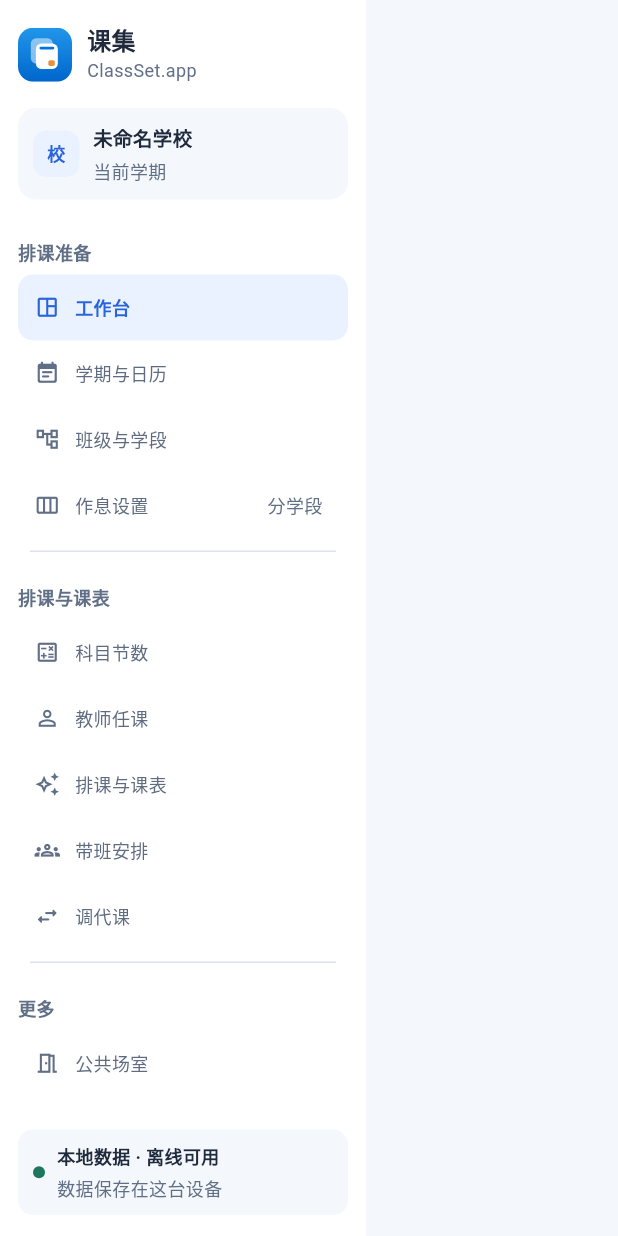
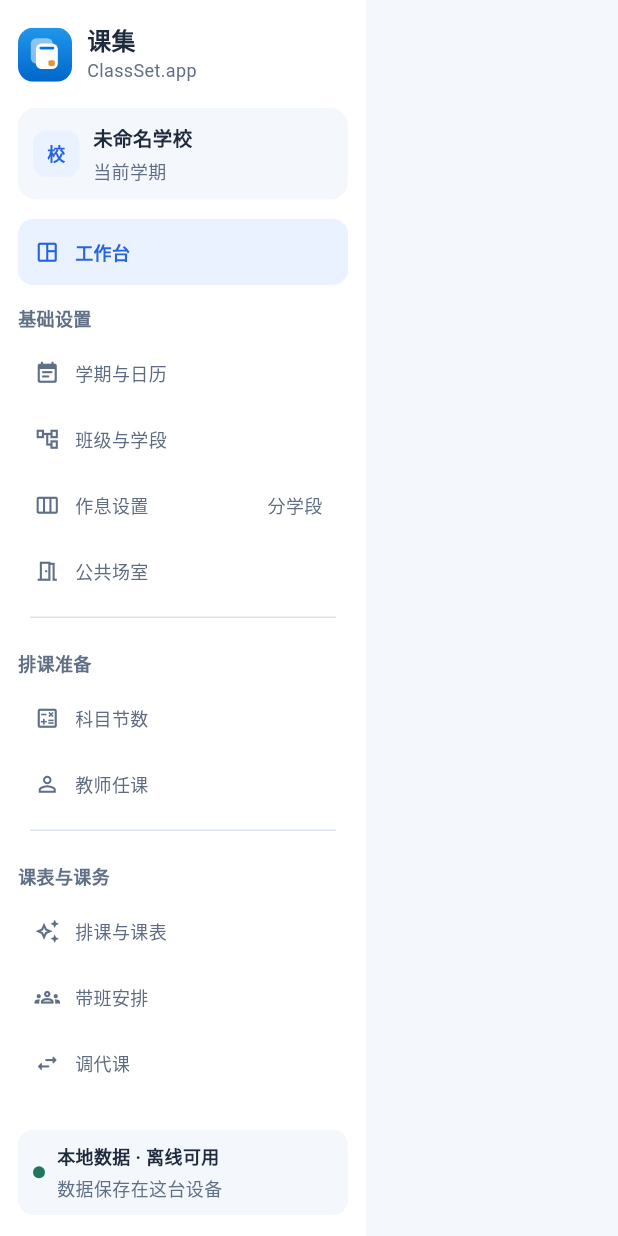
Before and after one commit to trustjser/classset, a Flutter app: the _Sidebar widget shown alone on an empty page, opened directly with empty values, on a phone screen of 412 x 824 dp. Run offline on Flutter 3.47's test engine with Material 3 defaults, Android fonts, the phone set to English and light mode, and no system bars; our stand-ins replace drift, flutter_riverpod, flutter_svg, material_ui; missing offline and left inert: excel, file_selector, forui; accounts and stored records are empty; generated files the repository leaves out were written again; statements that could not run were skipped.

Commit message:
feat: 调整菜单

```diff
--- a/lib/app.dart
+++ b/lib/app.dart
@@ -595,7 +595,6 @@ class _Sidebar extends ConsumerWidget {
                     horizontal: compactContents ? 7 : sidebarInset,
                   ),
                   children: [
-                    if (!compactContents) const _NavGroupLabel('排课准备'),
                     _NavItem(
                       isCompact: compactContents,
                       icon: Icons.space_dashboard_outlined,
@@ -603,6 +602,7 @@ class _Sidebar extends ConsumerWidget {
                       isSelected: section == AppSection.workbench,
                       onTap: () => onNavigate(AppSection.workbench),
                     ),
+                    if (!compactContents) const _NavGroupLabel('基础设置'),
                     _NavItem(
                       isCompact: compactContents,
                       icon: Icons.event_note_rounded,
@@ -624,8 +624,15 @@ class _Sidebar extends ConsumerWidget {
                       isSelected: section == AppSection.routines,
                       onTap: () => onNavigate(AppSection.routines),
                     ),
+                    _NavItem(
+                      label: '公共场室',
+                      icon: Icons.meeting_room_outlined,
+                      isCompact: compactContents,
+                      isSelected: section == AppSection.publicRooms,
+                      onTap: () => onNavigate(AppSection.publicRooms),
+                    ),
                     if (!compactContents) const _NavDivider(),
-                    if (!compactContents) const _NavGroupLabel('排课与课表'),
+                    if (!compactContents) const _NavGroupLabel('排课准备'),
                     _NavItem(
                       isCompact: compactContents,
                       icon: Icons.calculate_outlined,
@@ -640,6 +647,8 @@ class _Sidebar extends ConsumerWidget {
                       isSelected: section == AppSection.teachers,
                       onTap: () => onNavigate(AppSection.teachers),
                     ),
+                    if (!compactContents) const _NavDivider(),
+                    if (!compactContents) const _NavGroupLabel('课表与课务'),
                     _NavItem(
                       label: '排课与课表',
                       icon: Icons.auto_awesome_outlined,
@@ -660,15 +669,6 @@ class _Sidebar extends ConsumerWidget {
                       isCompact: compactContents,
                       isSelected: section == AppSection.temporaryAdjustments,
                       onTap: () => onNavigate(AppSection.temporaryAdjustments),
-                    ),
-                    if (!compactContents) const _NavDivider(),
-                    if (!compactContents) const _NavGroupLabel('更多'),
-                    _NavItem(
-                      label: '公共场室',
-                      icon: Icons.meeting_room_outlined,
-                      isCompact: compactContents,
-                      isSelected: section == AppSection.publicRooms,
-                      onTap: () => onNavigate(AppSection.publicRooms),
                     ),
                   ],
                 ),
```
